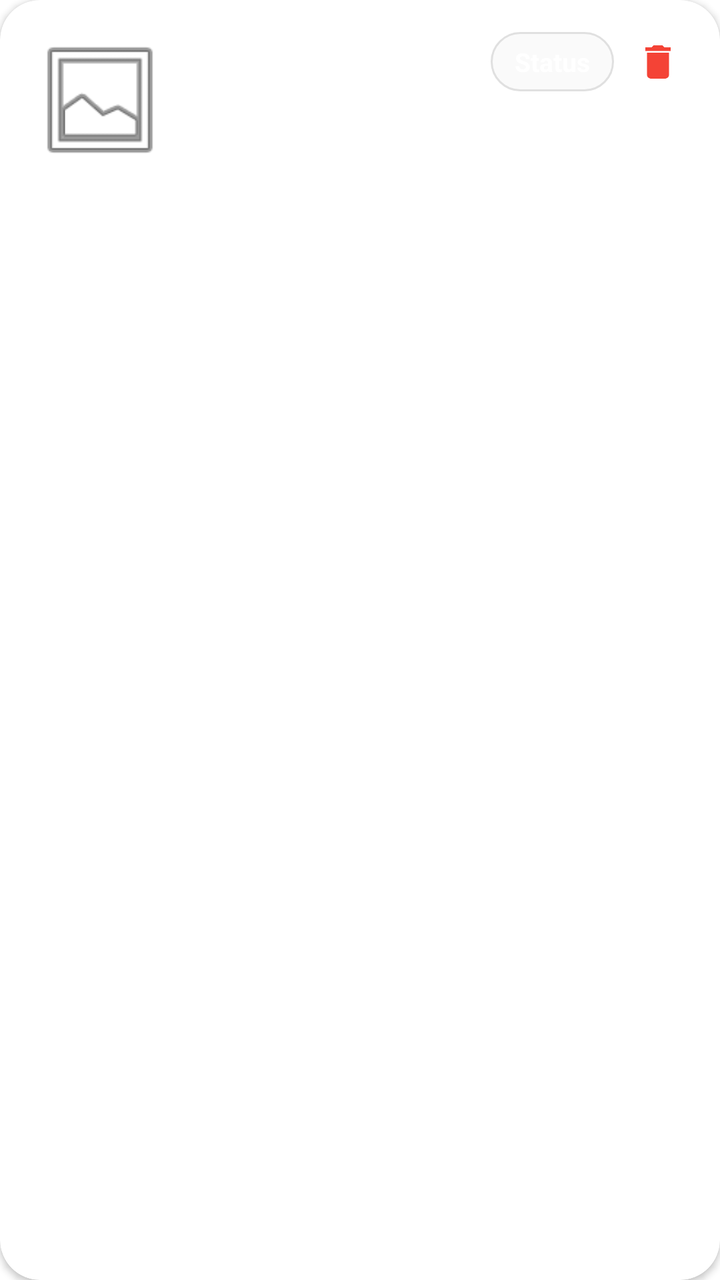
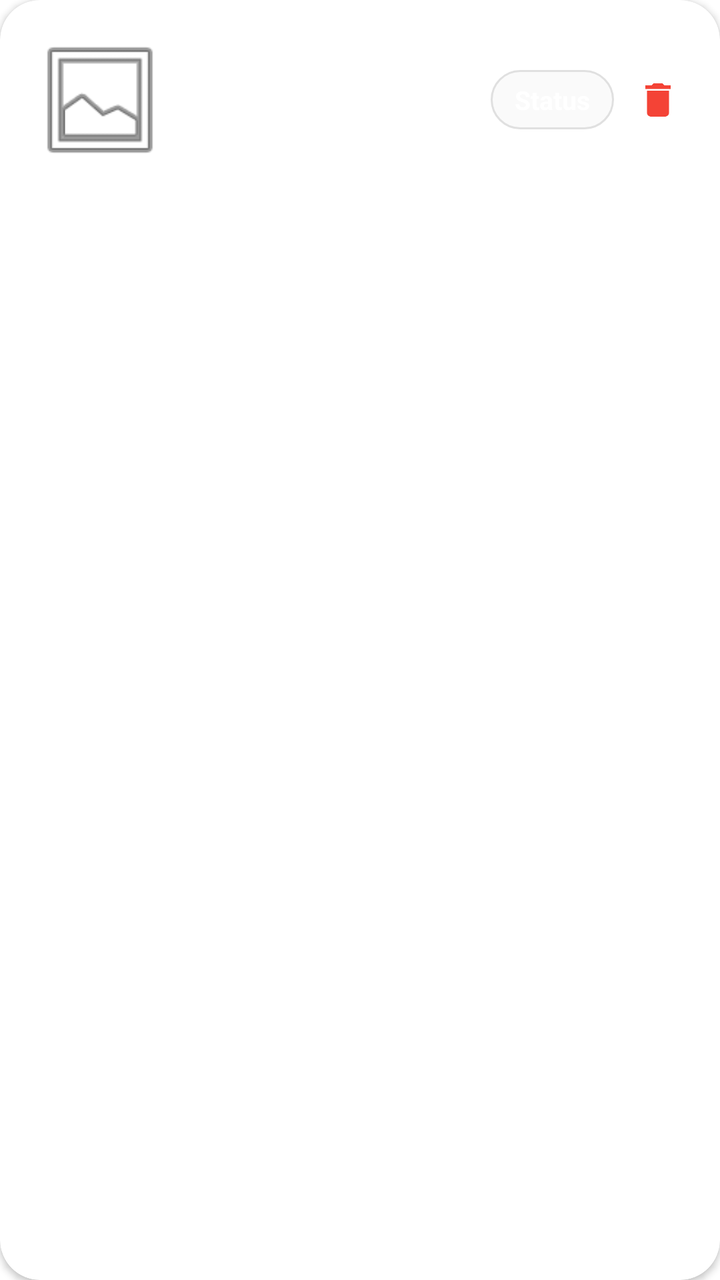

Before-and-after screenshots of an Android layout around one commit, followed by the original layout XML and the change that was made.
<!-- AndroidManifest.xml: application theme Theme.BakeBlissBakery -->
<!-- res/layout/item_order.xml -->
<?xml version="1.0" encoding="utf-8"?>
<androidx.cardview.widget.CardView xmlns:android="http://schemas.android.com/apk/res/android"
    xmlns:app="http://schemas.android.com/apk/res-auto"
    android:layout_width="match_parent"
    android:layout_height="wrap_content"
    android:layout_marginBottom="15dp"
    app:cardCornerRadius="20dp"
    app:cardElevation="2dp"
    android:backgroundTint="@color/white">

    <androidx.constraintlayout.widget.ConstraintLayout
        android:layout_width="match_parent"
        android:layout_height="wrap_content"
        android:padding="15dp">

        <ImageView
            android:id="@+id/imgOrderFood"
            android:layout_width="70dp"
            android:layout_height="70dp"
            android:scaleType="centerCrop"
            android:src="@android:drawable/ic_menu_gallery"
            app:layout_constraintBottom_toBottomOf="parent"
            app:layout_constraintStart_toStartOf="parent"
            app:layout_constraintTop_toTopOf="parent" />

        <LinearLayout
            android:id="@+id/linearLayoutInfo"
            android:layout_width="0dp"
            android:layout_height="wrap_content"
            android:layout_marginStart="15dp"
            android:orientation="vertical"
            app:layout_constraintBottom_toBottomOf="parent"
            app:layout_constraintEnd_toStartOf="@+id/tvOrderStatus"
            app:layout_constraintStart_toEndOf="@+id/imgOrderFood"
            app:layout_constraintTop_toTopOf="parent">

            <TextView
                android:id="@+id/tvOrderFoodName"
                android:layout_width="match_parent"
                android:layout_height="wrap_content"
                android:textColor="@color/black"
                android:textSize="16sp"
                android:textStyle="bold" />

            <TextView
                android:id="@+id/tvOrderPriceQty"
                android:layout_width="match_parent"
                android:layout_height="wrap_content"
                android:layout_marginTop="5dp"
                android:textColor="#757575"
                android:textSize="14sp" />
        </LinearLayout>

        <LinearLayout
            android:id="@+id/layoutStatusAndActions"
            android:layout_width="wrap_content"
            android:layout_height="wrap_content"
            android:orientation="horizontal"
            android:gravity="center_vertical"
            app:layout_constraintEnd_toEndOf="parent"
            app:layout_constraintTop_toTopOf="parent">

            <TextView
                android:id="@+id/tvOrderStatus"
                android:layout_width="wrap_content"
                android:layout_height="wrap_content"
                android:background="@drawable/bg_rounded_edittext"
                android:paddingHorizontal="12dp"
                android:paddingVertical="6dp"
                android:text="Status"
                android:textColor="@color/white"
                android:textSize="13sp"
                android:textStyle="bold" />

            <ImageView
                android:id="@+id/btnDeleteOrder"
                android:layout_width="32dp"
                android:layout_height="32dp"
                android:src="@drawable/ic_delete"
                app:tint="#F44336"
                android:padding="5dp"
                android:layout_marginStart="6dp"
                android:background="?attr/selectableItemBackgroundBorderless"
                android:clickable="true"
                android:focusable="true"
                android:contentDescription="Delete order" />
        </LinearLayout>

        <TextView
            android:id="@+id/tvOrderDate"
            android:layout_width="wrap_content"
            android:layout_height="wrap_content"
            android:textSize="11sp"
            android:textColor="#9E9E9E"
            android:visibility="gone"
            app:layout_constraintBottom_toBottomOf="parent"
            app:layout_constraintEnd_toEndOf="parent" />

    </androidx.constraintlayout.widget.ConstraintLayout>
</androidx.cardview.widget.CardView>
<!-- resources referenced by this layout -->
<resources>
  <color name="black">#FF000000</color>
  <color name="white">#FFFFFFFF</color>
  <!-- drawable bg_rounded_edittext (drawable) -->
  <?xml version="1.0" encoding="utf-8"?>
  <shape xmlns:android="http://schemas.android.com/apk/res/android">
      <solid android:color="#FAFAFA" /> <stroke android:width="1dp" android:color="#E0E0E0" /> <corners android:radius="25dp" /> </shape>
  <!-- drawable ic_delete (drawable) -->
  <vector xmlns:android="http://schemas.android.com/apk/res/android"
      android:width="24dp"
      android:height="24dp"
      android:viewportWidth="24"
      android:viewportHeight="24">
    <path
        android:fillColor="#FF000000"
        android:pathData="M6,19c0,1.1 0.9,2 2,2h8c1.1,0 2,-0.9 2,-2V7H6v12zM19,4h-3.5l-1,-1h-5l-1,1H5v2h14V4z"/>
  </vector>
  <style name="Theme.BakeBlissBakery" parent="Theme.MaterialComponents.Light.NoActionBar">
          <item name="colorPrimary">@color/colorPrimary</item>
          <item name="colorPrimaryDark">@color/colorPrimaryDark</item>
          <item name="colorAccent">@color/colorAccent</item>
          <item name="android:statusBarColor">@color/white</item>
          <item name="android:windowLightStatusBar">true</item>
      </style>
  <color name="colorPrimary">#FF4B1F</color>
  <color name="colorPrimaryDark">#D84315</color>
  <color name="colorAccent">#FF5722</color>
</resources>

<!-- the commit's change to res/layout/item_order.xml (unified diff, before → after) -->
@@ -30,7 +30,7 @@
             android:layout_marginStart="15dp"
             android:orientation="vertical"
             app:layout_constraintBottom_toBottomOf="parent"
-            app:layout_constraintEnd_toStartOf="@+id/tvOrderStatus"
+            app:layout_constraintEnd_toStartOf="@+id/layoutStatusAndActions"
             app:layout_constraintStart_toEndOf="@+id/imgOrderFood"
             app:layout_constraintTop_toTopOf="parent">
 
@@ -58,7 +58,8 @@
             android:orientation="horizontal"
             android:gravity="center_vertical"
             app:layout_constraintEnd_toEndOf="parent"
-            app:layout_constraintTop_toTopOf="parent">
+            app:layout_constraintTop_toTopOf="parent"
+            app:layout_constraintBottom_toBottomOf="parent">
 
             <TextView
                 android:id="@+id/tvOrderStatus"
